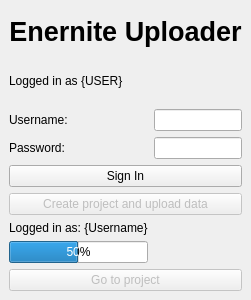
First picture: the form in enernite/enernite_dockwidget_base.ui, repository Enernite/EnerniteUploader, before the edit.
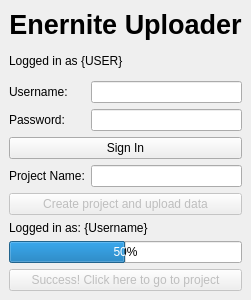
Second picture: the form after the edit.

Commit message: Alterations (Unknown last push)

```diff
--- a/enernite/enernite_dockwidget_base.ui
+++ b/enernite/enernite_dockwidget_base.ui
@@ -77,7 +77,20 @@
         </property>
        </widget>
       </item>
-      <item row="3" column="0" colspan="2">
+                        <item row="3" column="0">
+                            <widget class="QLabel" name="projectNameLabel">
+                                <property name="text">
+                                    <string>Project Name:</string>
+                                </property>
+                            </widget>
+                        </item>
+
+                        <item row="3" column="1">
+                            <widget class="QLineEdit" name="projectNameField"/>
+                        </item>
+
+                        
+                        <item row="4" column="0" colspan="2">
        <widget class="QPushButton" name="uploadToProjectButton">
         <property name="text">
          <string>Create project and upload data</string>
@@ -87,9 +100,8 @@
         </property>
        </widget>
       </item>
-      
-      <!-- New item: Successfully logged in text field -->
-      <item row="4" column="0" columnspan="2">
+
+                        <item row="5" column="0" colspan="2">
        <widget class="QLabel" name="loggedInTextLabel">
         <property name="visible">
          <bool>false</bool>
@@ -99,9 +111,7 @@
         </property>
        </widget>
       </item>
-      
-      <!-- New item: Loader bar -->
-    <item row="5" column="0" columnspan="2">
+                        <item row="6" column="0" colspan="2">
     <widget class="QProgressBar" name="loaderProgressBar">
         <property name="hidden">
         <bool>false</bool>
@@ -117,21 +127,16 @@
         </property>
     </widget>
     </item>
-
-      <!-- New item: Project uploaded text field -->
-      
-
-        <item row="6" column="0" colspan="2">
+                        <item row="7" column="0" colspan="2">
        <widget class="QPushButton" name="projectUploadedButton">
         <property name="text">
-         <string>Go to project</string>
+                                    <string>Success! Click here to go to project</string>
         </property>
         <property name="enabled">
          <bool>false</bool>
         </property>
        </widget>
       </item>
-
      </layout>
     </item>
    </layout>
```
Left out of the diff: 18 changed lines with no effect on the pictures. Lines whose indentation alone changed are shown as unchanged. The commit also changes 2 other files.
